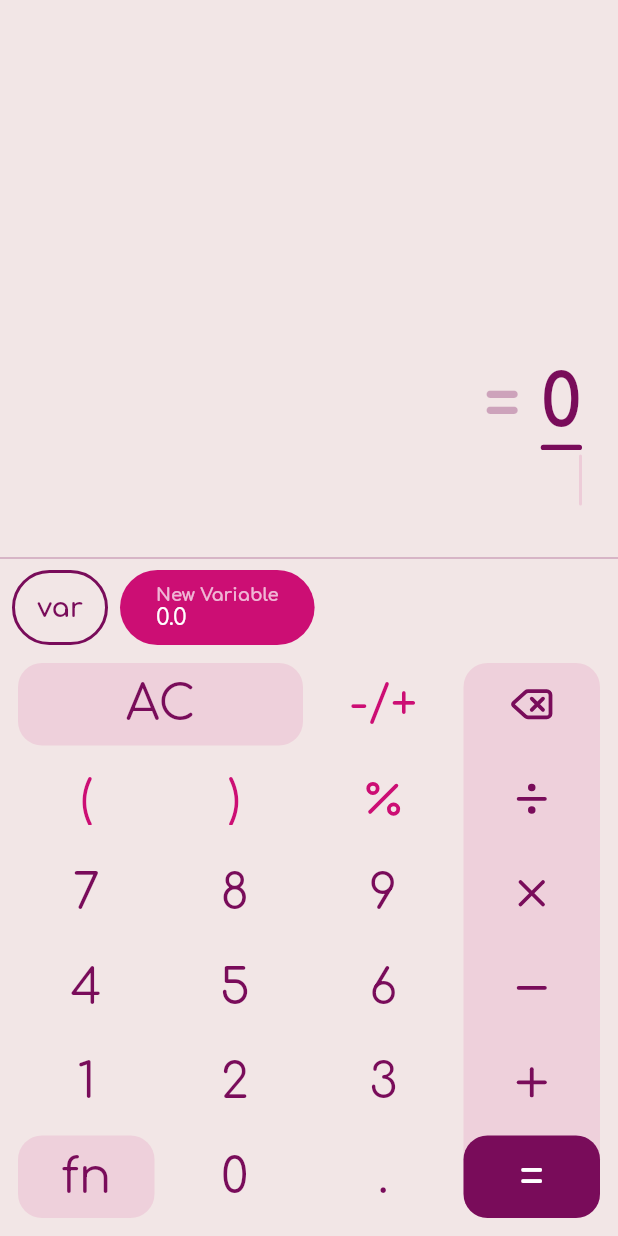
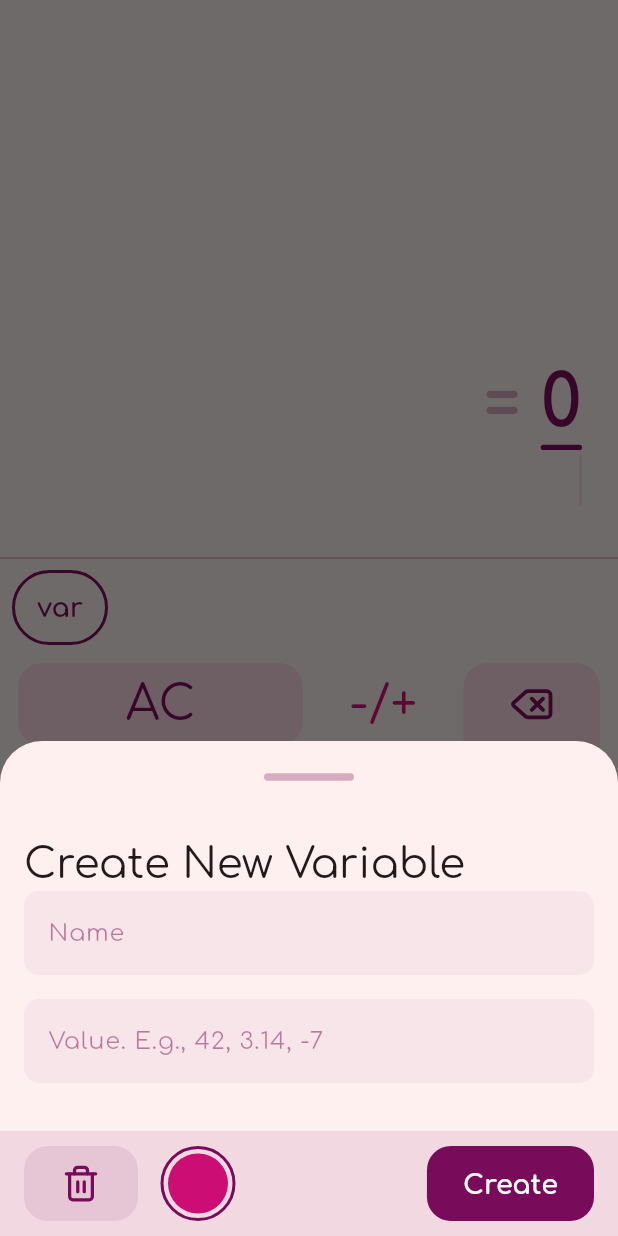
Before and after one commit to jarbisme/purple_beetle, a Flutter app: the screen it shows after launch, after a tap on "var", on a phone screen of 412 x 824 dp. Run offline on Flutter 3.47's test engine with Material 3 defaults, Android fonts, the phone set to English and light mode, and no system bars; our stand-ins replace equatable, flutter_bloc, get_it, google_fonts, lucide_icons_flutter, math_expressions.

Commit message:
Create Variable Editor Sheet

```diff
--- a/lib/core/theme/theme_util.dart
+++ b/lib/core/theme/theme_util.dart
@@ -63,6 +63,14 @@ class AppTheme {
     ),
 
     dividerTheme: DividerThemeData(color: _primaryColor.withValues(alpha: 0.3), thickness: 1),
+
+    inputDecorationTheme: InputDecorationTheme(
+      border: OutlineInputBorder(borderRadius: BorderRadius.circular(10.0), borderSide: BorderSide.none),
+      labelStyle: TextStyle(color: _primaryColor.withValues(alpha: 0.5)),
+      filled: true,
+      fillColor: _primaryColor.withValues(alpha: 0.05),
+      floatingLabelBehavior: FloatingLabelBehavior.never,
+    ),
   );
 
   static final ThemeData darkTheme = ThemeData(
--- a/lib/features/calculator/presentation/pages/calculator_screen.dart
+++ b/lib/features/calculator/presentation/pages/calculator_screen.dart
@@ -10,6 +10,7 @@ class CalculatorScreen extends StatelessWidget {
   Widget build(BuildContext context) {
     return Scaffold(
       // appBar: AppBar(title: const Text('Calculation Screen')),
+      resizeToAvoidBottomInset: false,
       body: Column(children: [CalculatorDisplay(), Divider(), VariablesBar(), Keypad()]),
     );
   }
--- /dev/null
+++ b/lib/features/variables/presentation/pages/variable_editor_sheet.dart
@@ -0,0 +1,99 @@
+import 'package:flutter/material.dart';
+import 'package:flutter_bloc/flutter_bloc.dart';
+import 'package:purple_beetle/features/variables/presentation/bloc/variables_bloc.dart';
+import 'package:purple_beetle/features/variables/presentation/bloc/variables_event.dart';
+import 'package:purple_beetle/features/variables/presentation/bloc/variables_state.dart';
+import 'package:purple_beetle/features/variables/presentation/widgets/variable_editor_action_bar.dart';
+import 'package:purple_beetle/features/variables/presentation/widgets/variable_editor_form.dart';
+
+/// A bottom sheet widget for creating or editing a variable.
+class VariableEditorSheet extends StatefulWidget {
+  const VariableEditorSheet({super.key});
+
+  @override
+  State<VariableEditorSheet> createState() => _VariableEditorSheetState();
+}
+
+class _VariableEditorSheetState extends State<VariableEditorSheet> {
+  late final TextEditingController _nameController;
+  late final TextEditingController _valueController;
+  final _formKey = GlobalKey<FormState>();
+
+  @override
+  void initState() {
+    super.initState();
+    _nameController = TextEditingController();
+    _valueController = TextEditingController();
+  }
+
+  @override
+  void dispose() {
+    _nameController.dispose();
+    _valueController.dispose();
+    super.dispose();
+  }
+
+  @override
+  Widget build(BuildContext context) {
+    final theme = Theme.of(context);
+
+    return BlocBuilder<VariablesBloc, VariablesState>(
+      builder: (context, state) {
+        final isEditing = state.selectedVariable != null;
+
+        return SingleChildScrollView(
+          child: Padding(
+            padding: EdgeInsets.only(bottom: MediaQuery.of(context).viewInsets.bottom),
+            child: Container(
+              padding: EdgeInsets.all(0),
+              child: Form(
+                key: _formKey,
+                child: Column(
+                  mainAxisSize: MainAxisSize.min,
+                  crossAxisAlignment: CrossAxisAlignment.stretch,
+                  children: [
+                    Padding(
+                      padding: const EdgeInsets.all(16.0),
+                      child: Divider(
+                        thickness: 5,
+                        color: theme.colorScheme.primary.withValues(alpha: 0.3),
+                        indent: 160,
+                        endIndent: 160,
+                        radius: BorderRadius.circular(3),
+                      ),
+                    ),
+                    VariableEditorForm(
+                      isEditing: isEditing,
+                      nameController: _nameController,
+                      valueController: _valueController,
+                    ),
+                    SizedBox(height: 16),
+                    VariableEditorActionBar(
+                      formKey: _formKey,
+                      isEditing: isEditing,
+                      onSave: () {
+                        if (_formKey.currentState!.validate()) {
+                          // Save variable logic here
+                          final name = _nameController.text.trim();
+                          final value = double.tryParse(_valueController.text.trim()) ?? 0;
+
+                          context.read<VariablesBloc>().add(
+                            CreateVariable(name: name, value: value, color: Colors.blue),
+                          );
+                          Navigator.of(context).pop();
+                        }
+                      },
+                      onDelete: () {
+                        Navigator.of(context).pop();
+                      },
+                    ),
+                  ],
+                ),
+              ),
+            ),
+          ),
+        );
+      },
+    );
+  }
+}
--- a/lib/features/variables/presentation/widgets/add_variable_button.dart
+++ b/lib/features/variables/presentation/widgets/add_variable_button.dart
@@ -1,7 +1,7 @@
 import 'package:flutter/material.dart';
 import 'package:flutter_bloc/flutter_bloc.dart';
 import 'package:purple_beetle/features/variables/presentation/bloc/variables_bloc.dart';
-import 'package:purple_beetle/features/variables/presentation/bloc/variables_event.dart';
+import 'package:purple_beetle/features/variables/presentation/pages/variable_editor_sheet.dart';
 
 /// The static button to add a new variable, shown as the first item in the VariablesBar.
 class AddVariableButton extends StatelessWidget {
@@ -17,13 +17,18 @@ class AddVariableButton extends StatelessWidget {
         // height: 50,
         child: TextButton(
           onPressed: () {
-            // showModalBottomSheet(
-            //   context: context,
-            //   builder: (_) {
-            //     return Container(height: 600, padding: EdgeInsets.all(16.0));
-            //   },
-            // );
-            context.read<VariablesBloc>().add(CreateVariable(name: 'New Variable', value: 0, color: Colors.blue));
+            showModalBottomSheet(
+              context: context,
+              builder: (_) {
+                return BlocProvider.value(
+                  value: BlocProvider.of<VariablesBloc>(context),
+                  child: const VariableEditorSheet(),
+                );
+              },
+              isScrollControlled: true,
+              isDismissible: true,
+              useSafeArea: true,
+            );
           },
           style: TextButton.styleFrom(
             backgroundColor: Colors.transparent,
--- /dev/null
+++ b/lib/features/variables/presentation/widgets/variable_editor_action_bar.dart
@@ -0,0 +1,93 @@
+import 'package:flutter/material.dart';
+import 'package:lucide_icons_flutter/lucide_icons.dart';
+
+/// The action bar for the variable editor sheet, containing buttons for deleting,
+/// picking color, and saving/creating the variable.
+class VariableEditorActionBar extends StatelessWidget {
+  const VariableEditorActionBar({
+    super.key,
+    required GlobalKey<FormState> formKey,
+    required this.isEditing,
+    required this.onSave,
+    required this.onDelete,
+  });
+
+  final bool isEditing;
+  final VoidCallback onSave;
+  final VoidCallback onDelete;
+
+  @override
+  Widget build(BuildContext context) {
+    var theme = Theme.of(context);
+
+    return Stack(
+      clipBehavior: Clip.none,
+      children: [
+        // Background that extends below
+        Positioned(
+          left: 0,
+          right: 0,
+          top: 0,
+          bottom: -100, // Extend 100px below to cover keyboard corners
+          child: Container(color: theme.colorScheme.primary.withValues(alpha: 0.1)),
+        ),
+        // Content with SafeArea
+        SafeArea(
+          top: false,
+          child: Container(
+            height: 70,
+            padding: EdgeInsets.symmetric(horizontal: 16.0, vertical: 8.0),
+            child: Row(
+              children: [
+                SizedBox(
+                  height: 50,
+                  child: TextButton(
+                    style: TextButton.styleFrom(
+                      backgroundColor: theme.colorScheme.primary.withValues(alpha: 0.1),
+                      padding: EdgeInsets.symmetric(horizontal: 24.0, vertical: 12.0),
+                    ),
+                    onPressed: onDelete,
+                    child: Icon(LucideIcons.trash2, color: theme.iconTheme.color, size: 28),
+                  ),
+                ),
+                SizedBox(width: 8),
+                TextButton(
+                  // round button with color picker,
+                  style: TextButton.styleFrom(
+                    shape: CircleBorder(side: BorderSide(color: theme.colorScheme.primary, width: 2)),
+                    padding: EdgeInsets.all(5.0),
+                  ),
+                  onPressed: () {},
+                  child: Container(
+                    width: 40,
+                    height: 40,
+                    // margin: EdgeInsets.all(5),
+                    decoration: BoxDecoration(shape: BoxShape.circle, color: theme.colorScheme.secondary),
+                  ),
+                ),
+                Spacer(),
+                SizedBox(
+                  height: 50,
+                  child: TextButton(
+                    style: TextButton.styleFrom(
+                      foregroundColor: Colors.white,
+                      backgroundColor: theme.colorScheme.primary,
+                      padding: EdgeInsets.symmetric(horizontal: 24.0, vertical: 16.0),
+                    ),
+                    onPressed: onSave,
+                    child: Text(
+                      isEditing ? 'Save' : 'Create',
+                      style: theme.textButtonTheme.style?.textStyle
+                          ?.resolve({})
+                          ?.copyWith(fontSize: 18, fontWeight: FontWeight.bold, color: Colors.white),
+                    ),
+                  ),
+                ),
+              ],
+            ),
+          ),
+        ),
+      ],
+    );
+  }
+}
--- /dev/null
+++ b/lib/features/variables/presentation/widgets/variable_editor_form.dart
@@ -0,0 +1,72 @@
+import 'package:flutter/material.dart';
+import 'package:flutter/services.dart';
+
+/// The form widget for creating or editing a variable, including fields for name and value.
+class VariableEditorForm extends StatelessWidget {
+  const VariableEditorForm({
+    super.key,
+    required this.isEditing,
+    required TextEditingController nameController,
+    required TextEditingController valueController,
+  }) : _nameController = nameController,
+       _valueController = valueController;
+
+  final bool isEditing;
+  final TextEditingController _nameController;
+  final TextEditingController _valueController;
+
+  @override
+  Widget build(BuildContext context) {
+    return Padding(
+      padding: const EdgeInsets.all(16.0),
+      child: Column(
+        crossAxisAlignment: CrossAxisAlignment.stretch,
+        children: [
+          Text(
+            isEditing ? 'Edit Variable' : 'Create New Variable',
+            style: Theme.of(context).textTheme.headlineMedium,
+            textAlign: TextAlign.left,
+          ),
+          TextFormField(
+            controller: _nameController,
+            decoration: InputDecoration(labelText: 'Name'),
+            // TODO: improve input formatters and validation
+            inputFormatters: [
+              FilteringTextInputFormatter.allow(RegExp(r'[a-zA-Z0-9_]')),
+              LengthLimitingTextInputFormatter(32),
+            ],
+            validator: (value) {
+              if (value == null || value.trim().isEmpty) {
+                return 'Name is required';
+              }
+              if (!RegExp(r'^[a-zA-Z][a-zA-Z0-9_]*$').hasMatch(value)) {
+                return 'Name must start with a letter';
+              }
+              if (value.length > 32) {
+                return 'Name must be 32 characters or less';
+              }
+              return null;
+            },
+          ),
+          SizedBox(height: 16),
+          TextFormField(
+            controller: _valueController,
+            decoration: InputDecoration(labelText: 'Value. E.g., 42, 3.14, -7'),
+            keyboardType: TextInputType.numberWithOptions(decimal: true, signed: true),
+            // TODO: improve input formatters and validation
+            inputFormatters: [FilteringTextInputFormatter.allow(RegExp(r'[0-9.\-]'))],
+            validator: (value) {
+              if (value == null || value.trim().isEmpty) {
+                return 'Value is required';
+              }
+              if (double.tryParse(value.trim()) == null) {
+                return 'Please enter a valid number';
+              }
+              return null;
+            },
+          ),
+        ],
+      ),
+    );
+  }
+}
```
